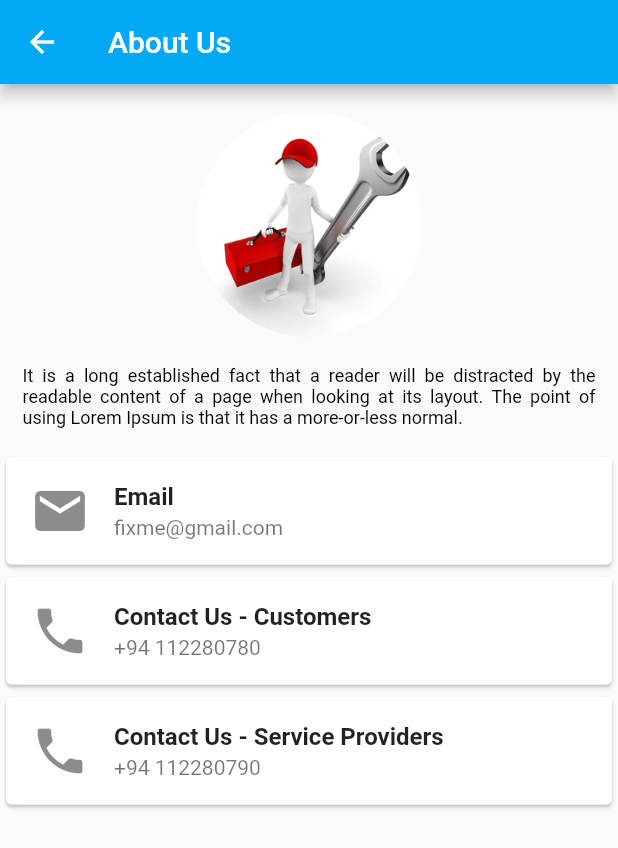
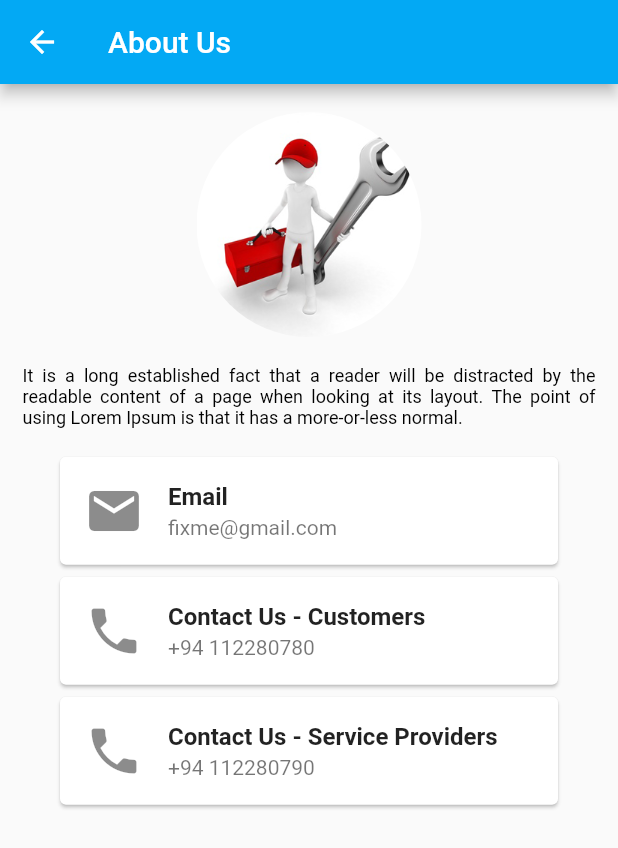
Before and after one commit to FixMe-Application/FixMe, a Flutter app: the screen it shows after launch, on a phone screen of 412 x 824 dp. Shown: the top 848 px of the screen. Run offline on Flutter 3.47's test engine with Material 2 defaults, Android fonts, the phone set to English and light mode, and no system bars.

Commit message:
Changed size of card list contained sized box

```diff
--- a/lib/views/menu pages/about_us.dart
+++ b/lib/views/menu pages/about_us.dart
@@ -63,6 +63,7 @@ class _AboutPageState extends State<AboutPage> {
             ),
             Expanded(
               child: SizedBox(
+                width: 340.0,
                 height: 250.0,
                 child: _myListView(context),
               ),
@@ -85,7 +86,7 @@ class _AboutPageState extends State<AboutPage> {
       return ListView.builder(
         itemCount: titles.length,
         itemBuilder: (context, index) {
-          return Card( //
+          return Card(
             child: ListTile(
               leading: Icon(icons[index], size: 40),
               title: Text(titles[index], style: TextStyle(fontWeight: FontWeight.bold),),
```
